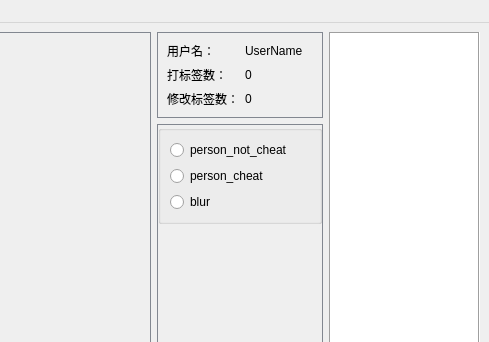
Qt form main_window.ui (BangwenHe/small_label_util) before a commit; both pictures show x 383 to 872 and y 0 to 342 of the 872 by 581 pixel window.
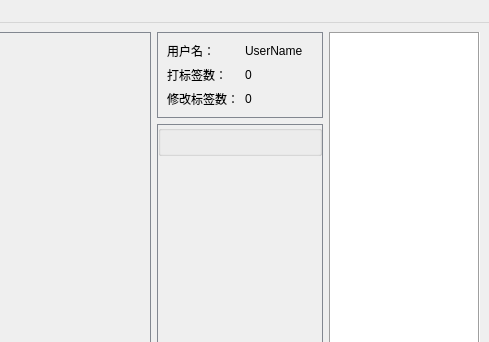
The same form after that commit.

Diff of the .ui file:
```diff
--- a/main_window.ui
+++ b/main_window.ui
@@ -272,29 +272,7 @@
        </property>
        <item>
         <widget class="QGroupBox" name="all_label">
-         <layout class="QVBoxLayout" name="verticalLayout_2">
-          <item>
-           <widget class="QRadioButton" name="person_not_cheat_radio">
-            <property name="text">
-             <string>person_not_cheat</string>
-            </property>
-           </widget>
-          </item>
-          <item>
-           <widget class="QRadioButton" name="person_cheat_radio">
-            <property name="text">
-             <string>person_cheat</string>
-            </property>
-           </widget>
-          </item>
-          <item>
-           <widget class="QRadioButton" name="blur_radio">
-            <property name="text">
-             <string>blur</string>
-            </property>
-           </widget>
-          </item>
-         </layout>
+         <layout class="QVBoxLayout" name="verticalLayout_2"/>
         </widget>
        </item>
        <item>
```
